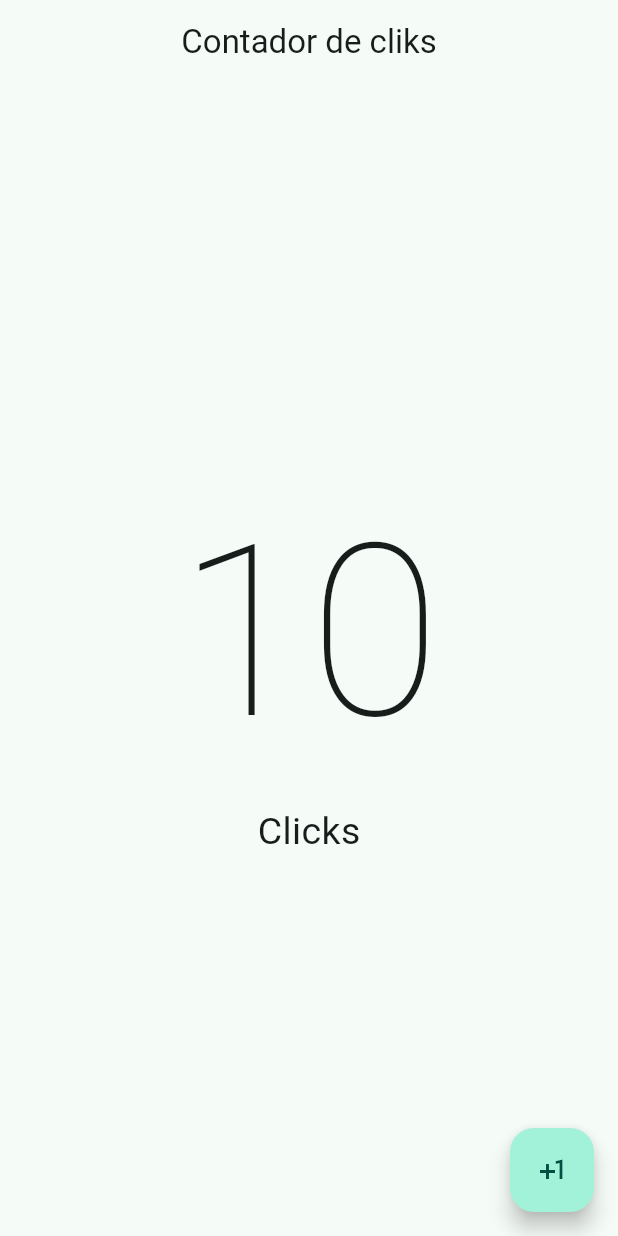
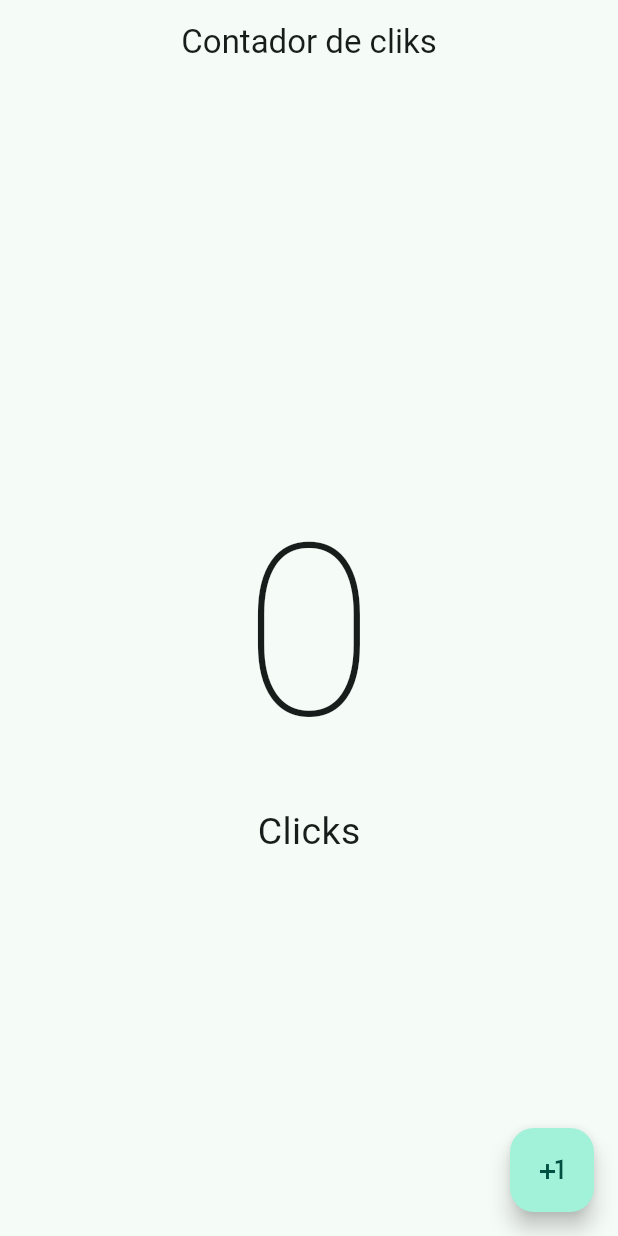
Before and after one commit to Juan-Ayme/movil-flutter, a Flutter app: the screen it shows after launch, on a phone screen of 412 x 824 dp. Run offline on Flutter 3.47's test engine with Material 2 defaults, Android fonts, the phone set to English and light mode, and no system bars.

```diff
--- a/lib/main.dart
+++ b/lib/main.dart
@@ -6,16 +6,18 @@
 }
 
 class MyApp extends StatelessWidget {
+
   const MyApp({super.key});
 
   @override
   Widget build(BuildContext context) {
-    return  MaterialApp(
-      debugShowCheckedModeBanner: false,
+    return MaterialApp(
+      debugShowCheckedModeBanner:
+          false, //lina para que desaparesca la marca de desarrollo
       theme: ThemeData(
         useMaterial3: true,
-        colorSchemeSeed: Colors.tealAccent
-        ),
+        colorSchemeSeed: Colors.tealAccent,
+      ),
       home: const CounterScreen(),
     );
   }
--- a/lib/presentation/screens/counter/counter_screen.dart
+++ b/lib/presentation/screens/counter/counter_screen.dart
@@ -1,27 +1,38 @@
 import 'package:flutter/material.dart';
 
-class CounterScreen extends StatelessWidget {
+class CounterScreen extends StatefulWidget {
   const CounterScreen({super.key});
 
   @override
+  State<CounterScreen> createState() => _CounterScreenState();
+}
+
+class _CounterScreenState extends State<CounterScreen> {
+  int clicKCounter = 0;
+
+  @override
   Widget build(BuildContext context) {
-    return  Scaffold(
+    return Scaffold(
       appBar: AppBar(
         title: const Text('Contador de cliks'),
         centerTitle: true,
       ),
-      body: const Center(
-        child: Column(
-          mainAxisAlignment: MainAxisAlignment.center,
-          children: [
-            Text('10',style:  TextStyle(fontSize: 160,fontWeight: FontWeight.w100),),
-            Text('Clicks',style: TextStyle(fontSize: 25))
-          ],
+      body: Center(
+          child: Column(
+        mainAxisAlignment: MainAxisAlignment.center,
+        children: [
+          Text(
+            '$clicKCounter',
+            style: const TextStyle(fontSize: 160, fontWeight: FontWeight.w100),
+          ),
+          const Text('Clicks', style: TextStyle(fontSize: 25))
+         ],
         )
       ),
-      floatingActionButton:   FloatingActionButton(
-        onPressed: (){
-
+      floatingActionButton: FloatingActionButton(
+        onPressed: () {
+          clicKCounter++;
+          setState(() {});
         },
         child: const Icon(Icons.plus_one),
       ),
```
